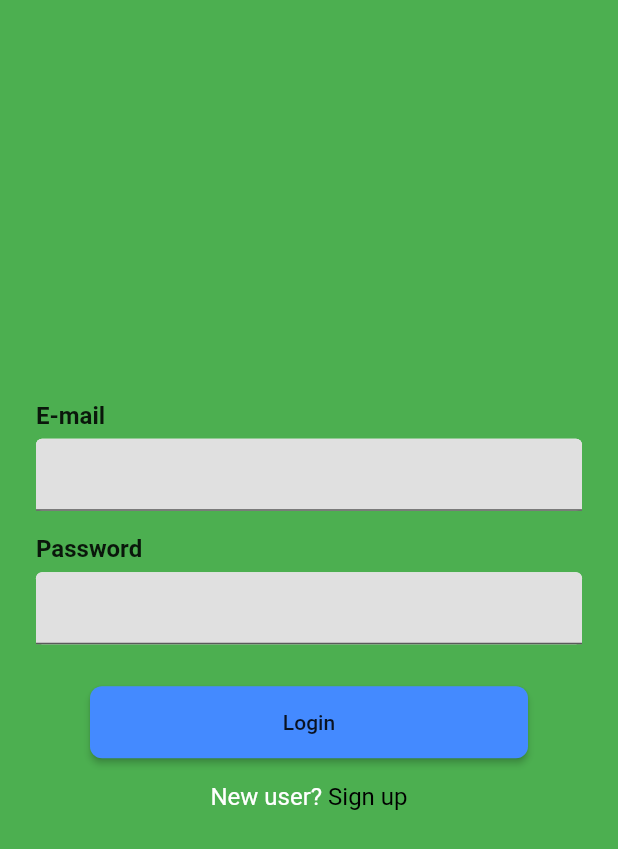
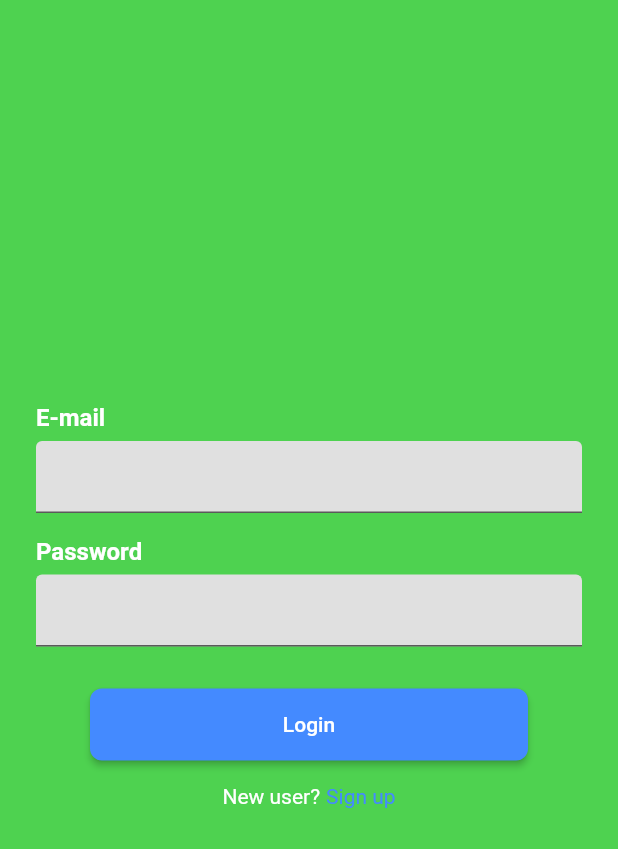
Before and after one commit to rafaelfpinho/financial_app, a Flutter app: the screen it shows after launch, on a phone screen of 412 x 824 dp. Shown: the top 849 px of the screen. Run offline on Flutter 3.47's test engine with Material 2 defaults, Android fonts, the phone set to English and light mode, and no system bars; generated files the repository leaves out were written again.

Commit message:
Added basic theme colors

```diff
--- a/lib/main.dart
+++ b/lib/main.dart
@@ -3,6 +3,7 @@ import 'package:financial_app/ui/screens/SignUpScreen/signup_screen.dart';
 import 'package:flutter/material.dart';
 import 'package:financial_app/ui/screens/LoginScreen/login_screen.dart';
 import 'package:flutter_gen/gen_l10n/app_localizations.dart';
+import 'package:financial_app/ui/config/app_theme.dart';
 
 void main() {
   runApp(MyApp());
@@ -13,6 +14,8 @@ class MyApp extends StatelessWidget {
   Widget build(BuildContext context) {
     return MaterialApp(
       title: 'Financial App',
+      theme: lightTheme,
+      darkTheme: lightTheme,
       localizationsDelegates: AppLocalizations.localizationsDelegates,
       supportedLocales: AppLocalizations.supportedLocales,
       initialRoute: '/',
--- /dev/null
+++ b/lib/ui/config/app_theme.dart
@@ -0,0 +1,7 @@
+import 'package:flutter/material.dart';
+
+ThemeData lightTheme = ThemeData(
+  primaryColor: Color(0xFF4ED250),
+  primarySwatch: Colors.green,
+  backgroundColor: Color(0xFF4ED250),
+);
--- a/lib/ui/screens/LoginScreen/login_screen.dart
+++ b/lib/ui/screens/LoginScreen/login_screen.dart
@@ -17,13 +17,11 @@ class LoginScreen extends StatefulWidget {
 class _LoginScreenState extends State<LoginScreen> {
   @override
   Widget build(BuildContext context) {
-    return Stack(children: [
-      Container(
-        color: Colors.green,
-        height: MediaQuery.of(context).size.height,
-        width: MediaQuery.of(context).size.width,
-      ),
-      Padding(
+    return Scaffold(
+      backgroundColor: Theme
+          .of(context)
+          .backgroundColor,
+      body: Padding(
         padding: const EdgeInsets.all(24.0),
         child: Column(
           crossAxisAlignment: CrossAxisAlignment.stretch,
@@ -40,8 +38,8 @@ class _LoginScreenState extends State<LoginScreen> {
             _RegisterButton(),
           ],
         ),
-      )
-    ]);
+      ),
+    );
   }
 }
 
@@ -49,9 +47,20 @@ class _EmailField extends StatelessWidget {
   @override
   Widget build(BuildContext context) {
     return CustomInputTextField(
-        title: AppLocalizations.of(context).email,
+        title: AppLocalizations
+            .of(context)
+            .email,
         textInputType: TextInputType.emailAddress,
-        onChanged: (email) => {print("email changed: $email")});
+        style: const TextStyle(
+            color: Colors.white,
+            fontSize: 16, fontWeight:
+            FontWeight.w700
+        ),
+        onChanged: (email)
+    =>
+    {
+      print("email changed: $email")
+    });
   }
 }
 
@@ -59,8 +68,15 @@ class _PasswordField extends StatelessWidget {
   @override
   Widget build(BuildContext context) {
     return CustomInputTextField(
-        title: AppLocalizations.of(context).password,
+        title: AppLocalizations
+            .of(context)
+            .password,
         textInputType: TextInputType.text,
+        style: const TextStyle(
+            color: Colors.white,
+            fontSize: 16, fontWeight:
+        FontWeight.w700
+        ),
         obscureText: true,
         onChanged: (password) => {print("password changed: $password")});
   }
@@ -74,7 +90,10 @@ class _LoginButton extends StatelessWidget {
       height: 48,
       shape: RoundedRectangleBorder(borderRadius: BorderRadius.circular(8)),
       onPressed: () => {Navigator.of(context).pushNamed(HomeScreen.routeName)},
-      child: Text(AppLocalizations.of(context).login),
+      child: Text(AppLocalizations
+          .of(context)
+          .login),
+      textColor: Colors.white,
     );
   }
 }
@@ -84,28 +103,28 @@ class _RegisterButton extends StatelessWidget {
   Widget build(BuildContext context) {
     return Padding(
       padding: const EdgeInsets.all(16.0),
-      child: Material(
-        textStyle: const TextStyle(
-          fontSize: 16,
-          fontWeight: FontWeight.w400
-        ),
-        color: Colors.green,
       child: Row(
         mainAxisAlignment: MainAxisAlignment.center,
         children: [
-            Text(AppLocalizations.of(context).loginScreenRegisterAlert),
+          Text(AppLocalizations
+              .of(context)
+              .loginScreenRegisterAlert,
+            style: const TextStyle(
+                color: Colors.white
+            ),),
           const SizedBox(width: 4),
           GestureDetector(
               onTap: () {
                 Navigator.of(context).pushNamed(SignUpScreen.routeName);
               },
               child: Text(
-                  AppLocalizations.of(context).register,
+                AppLocalizations
+                    .of(context)
+                    .register,
                 style:
-                      TextStyle(color: Colors.black),
+                TextStyle(color: Colors.blueAccent),
               ))
         ],
-        ),
       ),
     );
   }
--- a/lib/ui/screens/custom_input_text_field.dart
+++ b/lib/ui/screens/custom_input_text_field.dart
@@ -77,18 +77,12 @@ class _CustomInputTextFieldState extends State<CustomInputTextField> {
     return Column(
       crossAxisAlignment: CrossAxisAlignment.stretch,
       children: [
-        Material(
-          color: Colors.green,
-          child: Text(
+        Text(
           widget.title,
-            style:
-            const TextStyle(fontSize: 16, fontWeight: FontWeight.w700),
-          ),
+          style: widget.style ?? const TextStyle(fontSize: 16, fontWeight: FontWeight.w700),
         ),
         const SizedBox(height: 6),
-        Material(
-          borderRadius: BorderRadius.circular(4),
-            child: TextFormField(
+        TextFormField(
           // inputFormatters:
           // widget.mask != null ? [TextInputMask(mask: widget.mask)] : null,
           controller: widget.controller,
@@ -118,11 +112,11 @@ class _CustomInputTextFieldState extends State<CustomInputTextField> {
           style: (Theme.of(context).brightness == Brightness.dark
               && (!_focused || !widget.enabled))
               ? const TextStyle(color: Colors.black87)
-                  : widget.style,
+              : null,
           textCapitalization: widget.textCapitalization,
           onFieldSubmitted: (value) {
           },
-            ))
+        )
       ],
     );
   }
```
Also changed, not shown: 1 other file. Lines whose indentation alone changed are shown as unchanged.
